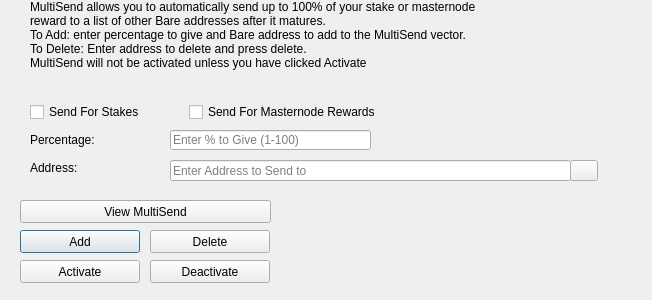
BareCrypto/bare-core, file src/qt/forms/multisenddialog.ui: the form before one commit.
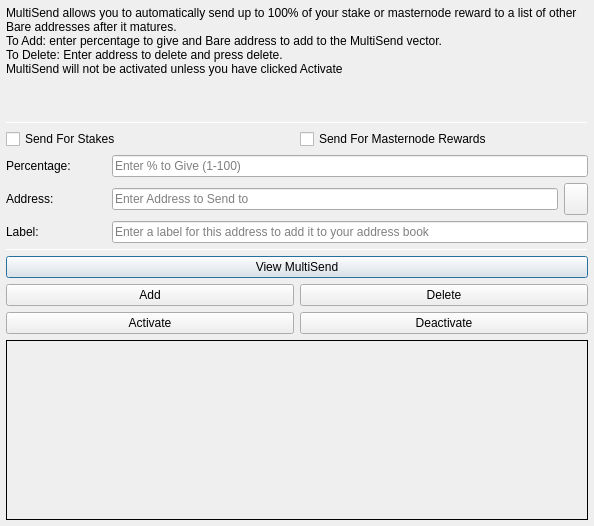
The form after the commit. Icons and pictures are not drawn.

Commit message:
Inital push of candidate 2.0.0
Update Bare Core

Diff of the .ui file:
```diff
--- a/src/qt/forms/multisenddialog.ui
+++ b/src/qt/forms/multisenddialog.ui
@@ -9,54 +9,30 @@
    <rect>
     <x>0</x>
     <y>0</y>
-    <width>652</width>
-    <height>300</height>
+    <width>594</width>
+    <height>526</height>
    </rect>
   </property>
   <property name="windowTitle">
    <string>MultiSend</string>
   </property>
-  <widget class="QLineEdit" name="multiSendPercentEdit">
-   <property name="geometry">
-    <rect>
-     <x>170</x>
-     <y>130</y>
-     <width>201</width>
-     <height>20</height>
-    </rect>
+  <layout class="QVBoxLayout" name="verticalLayout" stretch="0">
+   <property name="leftMargin">
+    <number>6</number>
    </property>
-   <property name="toolTip">
-    <string>Enter whole numbers 1 - 100</string>
+   <property name="topMargin">
+    <number>6</number>
    </property>
-   <property name="placeholderText">
-    <string>Enter % to Give (1-100)</string>
+   <property name="rightMargin">
+    <number>6</number>
    </property>
-  </widget>
-  <widget class="QLineEdit" name="multiSendAddressEdit">
-   <property name="geometry">
-    <rect>
-     <x>170</x>
-     <y>160</y>
-     <width>401</width>
-     <height>21</height>
-    </rect>
+   <property name="bottomMargin">
+    <number>6</number>
    </property>
-   <property name="toolTip">
-    <string/>
-   </property>
-   <property name="placeholderText">
-    <string>Enter Address to Send to</string>
-   </property>
-  </widget>
+   <item>
+    <layout class="QVBoxLayout" name="verticalLayout_Main" stretch="1,1,1,0,1,1,1">
+     <item>
   <widget class="QLabel" name="label_2">
-   <property name="geometry">
-    <rect>
-     <x>30</x>
-     <y>0</y>
-     <width>451</width>
-     <height>121</height>
-    </rect>
-   </property>
    <property name="lineWidth">
     <number>1</number>
    </property>
@@ -73,88 +49,55 @@
     <bool>true</bool>
    </property>
   </widget>
-  <widget class="QLabel" name="message">
-   <property name="geometry">
-    <rect>
-     <x>290</x>
-     <y>200</y>
-     <width>351</width>
-     <height>91</height>
-    </rect>
-   </property>
-   <property name="text">
-    <string/>
-   </property>
-  </widget>
-  <widget class="QPushButton" name="addButton">
-   <property name="geometry">
-    <rect>
-     <x>20</x>
-     <y>230</y>
-     <width>120</width>
-     <height>23</height>
-    </rect>
-   </property>
-   <property name="toolTip">
-    <string/>
-   </property>
-   <property name="statusTip">
-    <string>Add to MultiSend Vector</string>
-   </property>
-   <property name="text">
-    <string>Add</string>
-   </property>
-  </widget>
-  <widget class="QPushButton" name="disableButton">
-   <property name="geometry">
-    <rect>
-     <x>150</x>
-     <y>260</y>
-     <width>120</width>
-     <height>23</height>
-    </rect>
-   </property>
-   <property name="statusTip">
-    <string>Deactivate MultiSend</string>
-   </property>
+     </item>
+     <item>
+      <widget class="Line" name="line">
+       <property name="minimumSize">
+        <size>
+         <width>0</width>
+         <height>1</height>
+        </size>
+       </property>
+       <property name="maximumSize">
+        <size>
+         <width>16777215</width>
+         <height>1</height>
+        </size>
+       </property>
+       <property name="orientation">
+        <enum>Qt::Horizontal</enum>
+       </property>
+      </widget>
+     </item>
+     <item>
+      <layout class="QVBoxLayout" name="verticalLayout_Settings">
+       <item>
+        <layout class="QHBoxLayout" name="horizontalLayout">
+         <item>
+          <widget class="QCheckBox" name="multiSendStakeCheckBox">
    <property name="text">
-    <string>Deactivate</string>
-   </property>
-  </widget>
-  <widget class="QPushButton" name="addressBookButton">
-   <property name="geometry">
-    <rect>
-     <x>570</x>
-     <y>160</y>
-     <width>28</width>
-     <height>21</height>
-    </rect>
-   </property>
-   <property name="toolTip">
-    <string>Choose an address from the address book</string>
-   </property>
+            <string>Send For Stakes</string>
+           </property>
+          </widget>
+         </item>
+         <item>
+          <widget class="QCheckBox" name="multiSendMasternodeCheckBox">
    <property name="text">
-    <string/>
-   </property>
-   <property name="icon">
-    <iconset resource="../bare.qrc">
-     <normaloff>:/icons/address-book</normaloff>:/icons/address-book</iconset>
-   </property>
-   <property name="shortcut">
-    <string>Alt+A</string>
-   </property>
-   <property name="autoDefault">
-    <bool>false</bool>
-   </property>
-  </widget>
+            <string>Send For Masternode Rewards</string>
+           </property>
+          </widget>
+         </item>
+        </layout>
+       </item>
+       <item>
+        <layout class="QHBoxLayout" name="horizontalLayout_6">
+         <item>
   <widget class="QLabel" name="label">
-   <property name="geometry">
-    <rect>
-     <x>30</x>
-     <y>130</y>
-     <width>121</width>
-     <height>20</height>
-    </rect>
+           <property name="minimumSize">
+            <size>
+             <width>100</width>
+             <height>0</height>
+            </size>
    </property>
    <property name="toolTip">
     <string>Percentage of stake to send</string>
@@ -163,14 +106,28 @@
     <string>Percentage:</string>
    </property>
   </widget>
+         </item>
+         <item>
+          <widget class="QLineEdit" name="multiSendPercentEdit">
+           <property name="toolTip">
+            <string>Enter whole numbers 1 - 100</string>
+           </property>
+           <property name="placeholderText">
+            <string>Enter % to Give (1-100)</string>
+           </property>
+          </widget>
+         </item>
+        </layout>
+       </item>
+       <item>
+        <layout class="QHBoxLayout" name="horizontalLayout_7">
+         <item>
   <widget class="QLabel" name="label_5">
-   <property name="geometry">
-    <rect>
-     <x>30</x>
-     <y>160</y>
-     <width>111</width>
-     <height>16</height>
-    </rect>
+           <property name="minimumSize">
+            <size>
+             <width>100</width>
+             <height>0</height>
+            </size>
    </property>
    <property name="toolTip">
     <string>Address to send portion of stake to</string>
@@ -179,15 +136,123 @@
     <string>Address:</string>
    </property>
   </widget>
+         </item>
+         <item>
+          <widget class="QLineEdit" name="multiSendAddressEdit">
+           <property name="toolTip">
+            <string/>
+           </property>
+           <property name="placeholderText">
+            <string>Enter Address to Send to</string>
+           </property>
+          </widget>
+         </item>
+         <item>
+          <widget class="QToolButton" name="addressBookButton">
+           <property name="maximumSize">
+            <size>
+             <width>16777215</width>
+             <height>32</height>
+            </size>
+           </property>
+           <property name="toolTip">
+            <string>Choose an address from the address book</string>
+           </property>
+           <property name="text">
+            <string/>
+           </property>
+           <property name="icon">
+            <iconset resource="../bare.qrc">
+             <normaloff>:/icons/address-book</normaloff>:/icons/address-book</iconset>
+           </property>
+           <property name="shortcut">
+            <string>Alt+A</string>
+           </property>
+          </widget>
+         </item>
+        </layout>
+       </item>
+      </layout>
+     </item>
+     <item>
+      <layout class="QHBoxLayout" name="horizontalLayout_3">
+       <item>
+        <widget class="QLabel" name="label_3">
+         <property name="minimumSize">
+          <size>
+           <width>100</width>
+           <height>0</height>
+          </size>
+         </property>
+         <property name="text">
+          <string>Label:</string>
+         </property>
+        </widget>
+       </item>
+       <item>
+        <widget class="QLineEdit" name="labelAddressLabelEdit">
+         <property name="placeholderText">
+          <string>Enter a label for this address to add it to your address book</string>
+         </property>
+        </widget>
+       </item>
+      </layout>
+     </item>
+     <item>
+      <widget class="Line" name="line_2">
+       <property name="minimumSize">
+        <size>
+         <width>0</width>
+         <height>1</height>
+        </size>
+       </property>
+       <property name="maximumSize">
+        <size>
+         <width>16777215</width>
+         <height>1</height>
+        </size>
+       </property>
+       <property name="orientation">
+        <enum>Qt::Horizontal</enum>
+       </property>
+      </widget>
+     </item>
+     <item>
+      <layout class="QVBoxLayout" name="verticalLayout_Buttons">
+       <item>
+        <layout class="QHBoxLayout" name="horizontalLayout_4">
+         <item>
+          <widget class="QPushButton" name="viewButton">
+           <property name="toolTip">
+            <string/>
+           </property>
+           <property name="statusTip">
+            <string>View MultiSend Vector</string>
+           </property>
+           <property name="text">
+            <string>View MultiSend</string>
+           </property>
+          </widget>
+         </item>
+        </layout>
+       </item>
+       <item>
+        <layout class="QHBoxLayout" name="horizontalLayout_2">
+         <item>
+          <widget class="QPushButton" name="addButton">
+           <property name="toolTip">
+            <string/>
+           </property>
+           <property name="statusTip">
+            <string>Add to MultiSend Vector</string>
+           </property>
+           <property name="text">
+            <string>Add</string>
+           </property>
+          </widget>
+         </item>
+         <item>
   <widget class="QPushButton" name="deleteButton">
-   <property name="geometry">
-    <rect>
-     <x>150</x>
-     <y>230</y>
-     <width>120</width>
-     <height>23</height>
-    </rect>
-   </property>
    <property name="toolTip">
     <string/>
    </property>
@@ -198,15 +263,13 @@
     <string>Delete</string>
    </property>
   </widget>
+         </item>
+        </layout>
+       </item>
+       <item>
+        <layout class="QHBoxLayout" name="horizontalLayout_5">
+         <item>
   <widget class="QPushButton" name="activateButton">
-   <property name="geometry">
-    <rect>
-     <x>20</x>
-     <y>260</y>
-     <width>120</width>
-     <height>23</height>
-    </rect>
-   </property>
    <property name="statusTip">
     <string>Activate MultiSend</string>
    </property>
@@ -214,51 +277,55 @@
     <string>Activate</string>
    </property>
   </widget>
-  <widget class="QPushButton" name="viewButton">
-   <property name="geometry">
-    <rect>
-     <x>20</x>
-     <y>200</y>
-     <width>251</width>
-     <height>23</height>
-    </rect>
-   </property>
-   <property name="toolTip">
-    <string/>
-   </property>
+         </item>
+         <item>
+          <widget class="QPushButton" name="disableButton">
    <property name="statusTip">
     <string>View MultiSend Vector</string>
    </property>
    <property name="text">
-    <string>View MultiSend</string>
-   </property>
-  </widget>
-  <widget class="QWidget" name="horizontalLayoutWidget">
-   <property name="geometry">
-    <rect>
-     <x>30</x>
-     <y>100</y>
-     <width>351</width>
-     <height>24</height>
-    </rect>
-   </property>
-   <layout class="QHBoxLayout" name="horizontalLayout">
-    <item>
-     <widget class="QCheckBox" name="multiSendStakeCheckBox">
-      <property name="text">
-       <string>Send For Stakes</string>
-      </property>
-     </widget>
-    </item>
+            <string>Deactivate</string>
+           </property>
+          </widget>
+         </item>
+        </layout>
+       </item>
+      </layout>
+     </item>
     <item>
-     <widget class="QCheckBox" name="multiSendMasternodeCheckBox">
+      <widget class="QLabel" name="message">
+       <property name="minimumSize">
+        <size>
+         <width>0</width>
+         <height>180</height>
+        </size>
+       </property>
+       <property name="frameShape">
+        <enum>QFrame::Panel</enum>
+       </property>
+       <property name="frameShadow">
+        <enum>QFrame::Plain</enum>
+       </property>
+       <property name="lineWidth">
+        <number>1</number>
+       </property>
+       <property name="midLineWidth">
+        <number>1</number>
+       </property>
       <property name="text">
-       <string>Send For Masternode Rewards</string>
-      </property>
+        <string/>
+       </property>
+       <property name="alignment">
+        <set>Qt::AlignLeading|Qt::AlignLeft|Qt::AlignTop</set>
+       </property>
+       <property name="wordWrap">
+        <bool>true</bool>
+       </property>
      </widget>
     </item>
    </layout>
-  </widget>
+   </item>
+  </layout>
  </widget>
  <resources>
   <include location="../bare.qrc"/>
```
Left out of the diff: 2 changed lines with no effect on the pictures. Lines whose indentation alone changed are shown as unchanged. The commit also changes 1029 other files.
